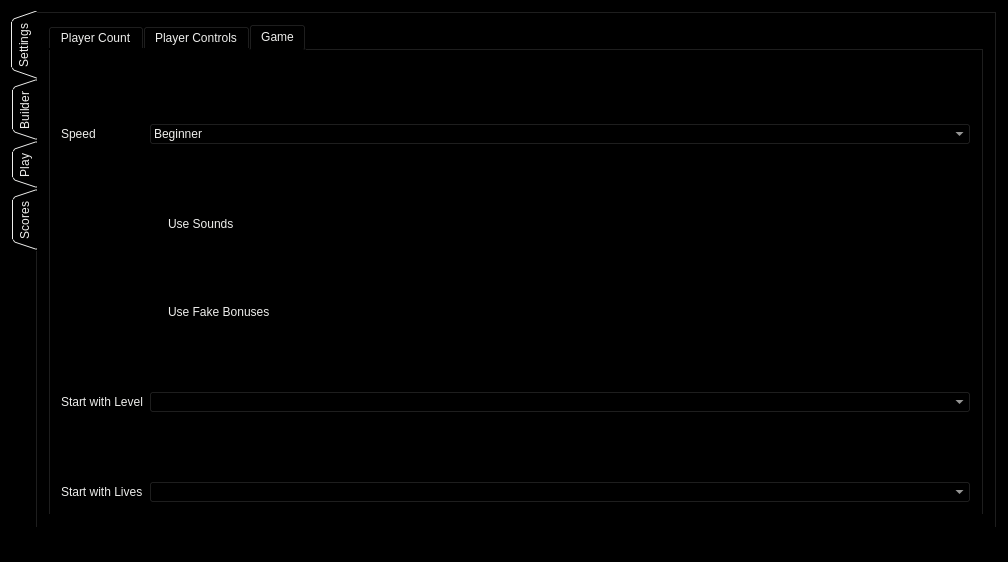
Before: the Qt Designer form MainWindow.ui in SwissalpS/QtSssSNibblers, drawn with Qt 5.
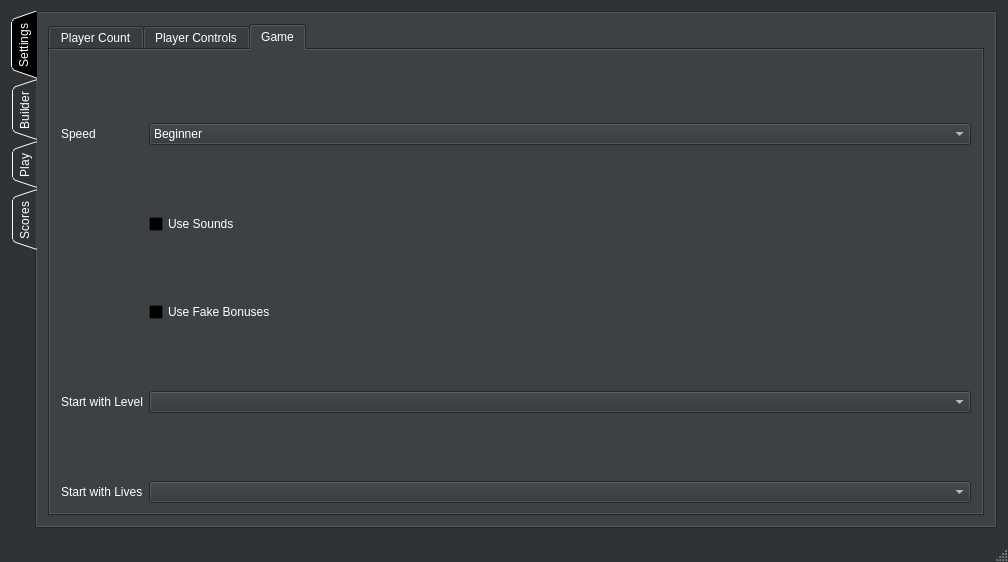
After: the same form once the commit is applied. The open tabs and pages were chosen to show the change.

Patch:
```diff
--- a/MainWindow.ui
+++ b/MainWindow.ui
@@ -10,12 +10,426 @@
     <height>562</height>
    </rect>
   </property>
+  <property name="palette">
+   <palette>
+    <active>
+     <colorrole role="WindowText">
+      <brush brushstyle="SolidPattern">
+       <color alpha="255">
+        <red>255</red>
+        <green>255</green>
+        <blue>255</blue>
+       </color>
+      </brush>
+     </colorrole>
+     <colorrole role="Button">
+      <brush brushstyle="SolidPattern">
+       <color alpha="255">
+        <red>46</red>
+        <green>52</green>
+        <blue>54</blue>
+       </color>
+      </brush>
+     </colorrole>
+     <colorrole role="Light">
+      <brush brushstyle="SolidPattern">
+       <color alpha="255">
+        <red>69</red>
+        <green>78</green>
+        <blue>81</blue>
+       </color>
+      </brush>
+     </colorrole>
+     <colorrole role="Midlight">
+      <brush brushstyle="SolidPattern">
+       <color alpha="255">
+        <red>57</red>
+        <green>65</green>
+        <blue>67</blue>
+       </color>
+      </brush>
+     </colorrole>
+     <colorrole role="Dark">
+      <brush brushstyle="SolidPattern">
+       <color alpha="255">
+        <red>23</red>
+        <green>26</green>
+        <blue>27</blue>
+       </color>
+      </brush>
+     </colorrole>
+     <colorrole role="Mid">
+      <brush brushstyle="SolidPattern">
+       <color alpha="255">
+        <red>30</red>
+        <green>34</green>
+        <blue>36</blue>
+       </color>
+      </brush>
+     </colorrole>
+     <colorrole role="Text">
+      <brush brushstyle="SolidPattern">
+       <color alpha="255">
+        <red>255</red>
+        <green>255</green>
+        <blue>255</blue>
+       </color>
+      </brush>
+     </colorrole>
+     <colorrole role="BrightText">
+      <brush brushstyle="SolidPattern">
+       <color alpha="255">
+        <red>255</red>
+        <green>255</green>
+        <blue>255</blue>
+       </color>
+      </brush>
+     </colorrole>
+     <colorrole role="ButtonText">
+      <brush brushstyle="SolidPattern">
+       <color alpha="255">
+        <red>255</red>
+        <green>255</green>
+        <blue>255</blue>
+       </color>
+      </brush>
+     </colorrole>
+     <colorrole role="Base">
+      <brush brushstyle="SolidPattern">
+       <color alpha="255">
+        <red>0</red>
+        <green>0</green>
+        <blue>0</blue>
+       </color>
+      </brush>
+     </colorrole>
+     <colorrole role="Window">
+      <brush brushstyle="SolidPattern">
+       <color alpha="255">
+        <red>46</red>
+        <green>52</green>
+        <blue>54</blue>
+       </color>
+      </brush>
+     </colorrole>
+     <colorrole role="Shadow">
+      <brush brushstyle="SolidPattern">
+       <color alpha="255">
+        <red>0</red>
+        <green>0</green>
+        <blue>0</blue>
+       </color>
+      </brush>
+     </colorrole>
+     <colorrole role="AlternateBase">
+      <brush brushstyle="SolidPattern">
+       <color alpha="255">
+        <red>23</red>
+        <green>26</green>
+        <blue>27</blue>
+       </color>
+      </brush>
+     </colorrole>
+     <colorrole role="ToolTipBase">
+      <brush brushstyle="SolidPattern">
+       <color alpha="255">
+        <red>255</red>
+        <green>255</green>
+        <blue>220</blue>
+       </color>
+      </brush>
+     </colorrole>
+     <colorrole role="ToolTipText">
+      <brush brushstyle="SolidPattern">
+       <color alpha="255">
+        <red>0</red>
+        <green>0</green>
+        <blue>0</blue>
+       </color>
+      </brush>
+     </colorrole>
+    </active>
+    <inactive>
+     <colorrole role="WindowText">
+      <brush brushstyle="SolidPattern">
+       <color alpha="255">
+        <red>255</red>
+        <green>255</green>
+        <blue>255</blue>
+       </color>
+      </brush>
+     </colorrole>
+     <colorrole role="Button">
+      <brush brushstyle="SolidPattern">
+       <color alpha="255">
+        <red>46</red>
+        <green>52</green>
+        <blue>54</blue>
+       </color>
+      </brush>
+     </colorrole>
+     <colorrole role="Light">
+      <brush brushstyle="SolidPattern">
+       <color alpha="255">
+        <red>69</red>
+        <green>78</green>
+        <blue>81</blue>
+       </color>
+      </brush>
+     </colorrole>
+     <colorrole role="Midlight">
+      <brush brushstyle="SolidPattern">
+       <color alpha="255">
+        <red>57</red>
+        <green>65</green>
+        <blue>67</blue>
+       </color>
+      </brush>
+     </colorrole>
+     <colorrole role="Dark">
+      <brush brushstyle="SolidPattern">
+       <color alpha="255">
+        <red>23</red>
+        <green>26</green>
+        <blue>27</blue>
+       </color>
+      </brush>
+     </colorrole>
+     <colorrole role="Mid">
+      <brush brushstyle="SolidPattern">
+       <color alpha="255">
+        <red>30</red>
+        <green>34</green>
+        <blue>36</blue>
+       </color>
+      </brush>
+     </colorrole>
+     <colorrole role="Text">
+      <brush brushstyle="SolidPattern">
+       <color alpha="255">
+        <red>255</red>
+        <green>255</green>
+        <blue>255</blue>
+       </color>
+      </brush>
+     </colorrole>
+     <colorrole role="BrightText">
+      <brush brushstyle="SolidPattern">
+       <color alpha="255">
+        <red>255</red>
+        <green>255</green>
+        <blue>255</blue>
+       </color>
+      </brush>
+     </colorrole>
+     <colorrole role="ButtonText">
+      <brush brushstyle="SolidPattern">
+       <color alpha="255">
+        <red>255</red>
+        <green>255</green>
+        <blue>255</blue>
+       </color>
+      </brush>
+     </colorrole>
+     <colorrole role="Base">
+      <brush brushstyle="SolidPattern">
+       <color alpha="255">
+        <red>0</red>
+        <green>0</green>
+        <blue>0</blue>
+       </color>
+      </brush>
+     </colorrole>
+     <colorrole role="Window">
+      <brush brushstyle="SolidPattern">
+       <color alpha="255">
+        <red>46</red>
+        <green>52</green>
+        <blue>54</blue>
+       </color>
+      </brush>
+     </colorrole>
+     <colorrole role="Shadow">
+      <brush brushstyle="SolidPattern">
+       <color alpha="255">
+        <red>0</red>
+        <green>0</green>
+        <blue>0</blue>
+       </color>
+      </brush>
+     </colorrole>
+     <colorrole role="AlternateBase">
+      <brush brushstyle="SolidPattern">
+       <color alpha="255">
+        <red>23</red>
+        <green>26</green>
+        <blue>27</blue>
+       </color>
+      </brush>
+     </colorrole>
+     <colorrole role="ToolTipBase">
+      <brush brushstyle="SolidPattern">
+       <color alpha="255">
+        <red>255</red>
+        <green>255</green>
+        <blue>220</blue>
+       </color>
+      </brush>
+     </colorrole>
+     <colorrole role="ToolTipText">
+      <brush brushstyle="SolidPattern">
+       <color alpha="255">
+        <red>0</red>
+        <green>0</green>
+        <blue>0</blue>
+       </color>
+      </brush>
+     </colorrole>
+    </inactive>
+    <disabled>
+     <colorrole role="WindowText">
+      <brush brushstyle="SolidPattern">
+       <color alpha="255">
+        <red>23</red>
+        <green>26</green>
+        <blue>27</blue>
+       </color>
+      </brush>
+     </colorrole>
+     <colorrole role="Button">
+      <brush brushstyle="SolidPattern">
+       <color alpha="255">
+        <red>46</red>
+        <green>52</green>
+        <blue>54</blue>
+       </color>
+      </brush>
+     </colorrole>
+     <colorrole role="Light">
+      <brush brushstyle="SolidPattern">
+       <color alpha="255">
+        <red>69</red>
+        <green>78</green>
+        <blue>81</blue>
+       </color>
+      </brush>
+     </colorrole>
+     <colorrole role="Midlight">
+      <brush brushstyle="SolidPattern">
+       <color alpha="255">
+        <red>57</red>
+        <green>65</green>
+        <blue>67</blue>
+       </color>
+      </brush>
+     </colorrole>
+     <colorrole role="Dark">
+      <brush brushstyle="SolidPattern">
+       <color alpha="255">
+        <red>23</red>
+        <green>26</green>
+        <blue>27</blue>
+       </color>
+      </brush>
+     </colorrole>
+     <colorrole role="Mid">
+      <brush brushstyle="SolidPattern">
+       <color alpha="255">
+        <red>30</red>
+        <green>34</green>
+        <blue>36</blue>
+       </color>
+      </brush>
+     </colorrole>
+     <colorrole role="Text">
+      <brush brushstyle="SolidPattern">
+       <color alpha="255">
+        <red>23</red>
+        <green>26</green>
+        <blue>27</blue>
+       </color>
+      </brush>
+     </colorrole>
+     <colorrole role="BrightText">
+      <brush brushstyle="SolidPattern">
+       <color alpha="255">
+        <red>255</red>
+        <green>255</green>
+        <blue>255</blue>
+       </color>
+      </brush>
+     </colorrole>
+     <colorrole role="ButtonText">
+      <brush brushstyle="SolidPattern">
+       <color alpha="255">
+        <red>23</red>
+        <green>26</green>
+        <blue>27</blue>
+       </color>
+      </brush>
+     </colorrole>
+     <colorrole role="Base">
+      <brush brushstyle="SolidPattern">
+       <color alpha="255">
+        <red>46</red>
+        <green>52</green>
+        <blue>54</blue>
+       </color>
+      </brush>
+     </colorrole>
+     <colorrole role="Window">
+      <brush brushstyle="SolidPattern">
+       <color alpha="255">
+        <red>46</red>
+        <green>52</green>
+        <blue>54</blue>
+       </color>
+      </brush>
+     </colorrole>
+     <colorrole role="Shadow">
+      <brush brushstyle="SolidPattern">
+       <color alpha="255">
+        <red>0</red>
+        <green>0</green>
+        <blue>0</blue>
+       </color>
+      </brush>
+     </colorrole>
+     <colorrole role="AlternateBase">
+      <brush brushstyle="SolidPattern">
+       <color alpha="255">
+        <red>46</red>
+        <green>52</green>
+        <blue>54</blue>
+       </color>
+      </brush>
+     </colorrole>
+     <colorrole role="ToolTipBase">
+      <brush brushstyle="SolidPattern">
+       <color alpha="255">
+        <red>255</red>
+        <green>255</green>
+        <blue>220</blue>
+       </color>
+      </brush>
+     </colorrole>
+     <colorrole role="ToolTipText">
+      <brush brushstyle="SolidPattern">
+       <color alpha="255">
+        <red>0</red>
+        <green>0</green>
+        <blue>0</blue>
+       </color>
+      </brush>
+     </colorrole>
+    </disabled>
+   </palette>
+  </property>
   <property name="windowTitle">
    <string>Qt SwissalpS Nibblers</string>
   </property>
   <property name="styleSheet">
-   <string notr="true">background-color: rgb(0, 0, 0);
-color: rgb(238, 238, 236);</string>
+   <string notr="true"/>
   </property>
   <widget class="QWidget" name="centralWidget">
    <layout class="QGridLayout" name="gridLayout">
```
Left out of the diff: 4 changed lines with no effect on the pictures.
